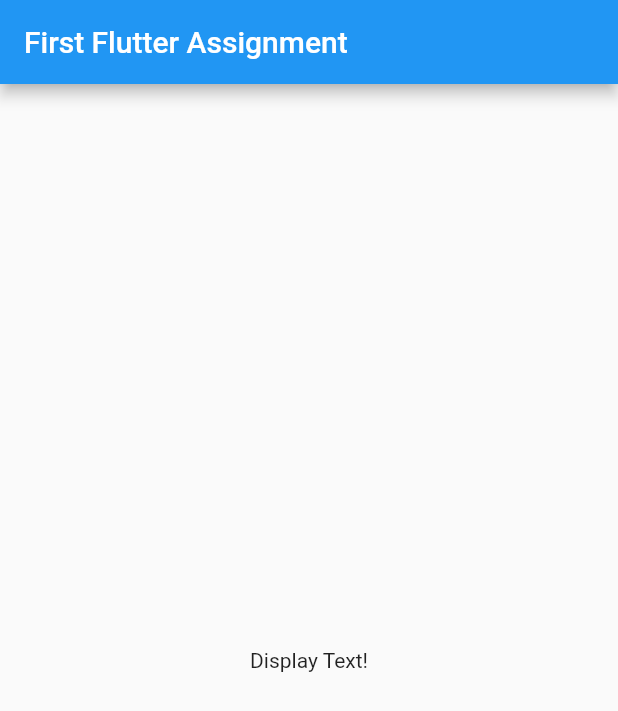
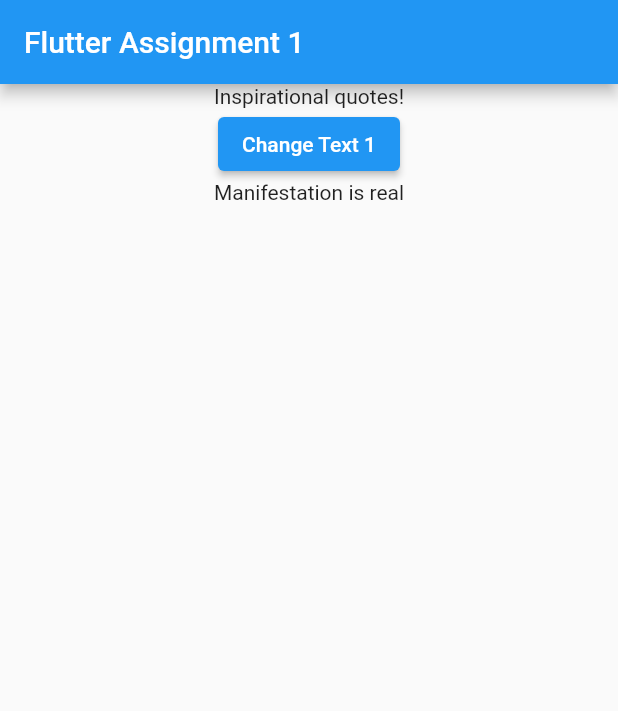
Before and after one commit to OwethuSotomela/flutter_assignment, a Flutter app: the screen it shows after launch, on a phone screen of 412 x 824 dp. Shown: the top 711 px of the screen. Run offline on Flutter 3.47's test engine with Material 2 defaults, Android fonts, the phone set to English and light mode, and no system bars.

```diff
--- a/lib/main.dart
+++ b/lib/main.dart
@@ -4,7 +4,7 @@
 // 3) Split the app into three widgets: App, TextControl & Text
 
 import 'package:flutter/material.dart';
-// import ‘package:english_words/english_words.dart’;
+import 'package:flutter_course/textControl.dart';
 
 void main() => runApp(MyApp());
 
@@ -12,48 +12,15 @@ class MyApp extends StatelessWidget {
   @override
   Widget build(BuildContext context) {
     return MaterialApp(
-      title: 'Flutter Assignment 1',
+      title: 'Assignment 1',
       home: Scaffold(
         appBar: AppBar(
-          title: Text('First Flutter Assignment'),
+          title: Text('Flutter Assignment 1'),
         ),
         body: Center(
-          child: Text('Display Text!'),
+          child: TextControl(),
         ),
       ),
     );
   }
 }
-
-  // final text = const [
-  //   {
-  //     'fact': 'Happiness is a choice!',
-  //     'choice': [
-  //       {'yes': 'Strongly Agree', 'score': 5},
-  //       {'yes': 'Agree', 'score': 4},
-  //       {'yes': 'Not sure', 'score': 3},
-  //       {'yes': 'Disagree', 'score': 2},
-  //       {'yes': 'Strongly Disagree', 'score': 1},
-  //     ],
-  //   },
-  //   {
-  //     'fact': 'Affirmations work!',
-  //     'choice': [
-  //       {'yes': '100%', 'score': 5},
-  //       {'yes': 'Definutely', 'score': 4},
-  //       {'yes': 'Maybe', 'score': 3},
-  //       {'yes': 'Not at all', 'score': 2},
-  //       {'yes': 'Lies!', 'score': 1},
-  //     ],
-  //   },
-  //   {
-  //     'fact': 'Affirmations work!',
-  //     'choice': [
-  //       {'yes': '100%', 'score': 5},
-  //       {'yes': 'Definutely', 'score': 4},
-  //       {'yes': 'Maybe', 'score': 3},
-  //       {'yes': 'Not at all', 'score': 2},
-  //       {'yes': 'Lies!', 'score': 1},
-  //     ],
-  //   },
-  // ];
--- /dev/null
+++ b/lib/text.dart
@@ -0,0 +1,12 @@
+import 'package:flutter/material.dart';
+
+class TextWidget extends StatefulWidget {
+  @override
+  State<TextWidget> createState() => _TextWidgetState();
+}
+
+class _TextWidgetState extends State<TextWidget> {
+  build(context) {
+    return Text('Manifestation is real');
+  }
+}
--- /dev/null
+++ b/lib/textControl.dart
@@ -0,0 +1,33 @@
+import 'package:flutter/material.dart';
+import 'package:flutter_course/text.dart';
+
+class TextControl extends StatefulWidget {
+  final String text = 'New Random text';
+
+  @override
+  TextControlState createState() => new TextControlState();
+}
+
+class TextControlState extends State<TextControl> {
+  // String get facts;
+  //  =  [
+  //   'Affirmations work',
+  //   'Manifestation is real',
+  //   'Happiness is a choice!'
+  // ];
+
+  build(context) {
+    return Column(
+      children: [
+        Text('Inspirational quotes!'),
+        ElevatedButton(
+          child: Text('Change Text 1'),
+          onPressed: () {
+            setState(() {});
+          },
+        ),
+        TextWidget()
+      ],
+    );
+  }
+}
```
Also changed, not shown: 1 other file.
